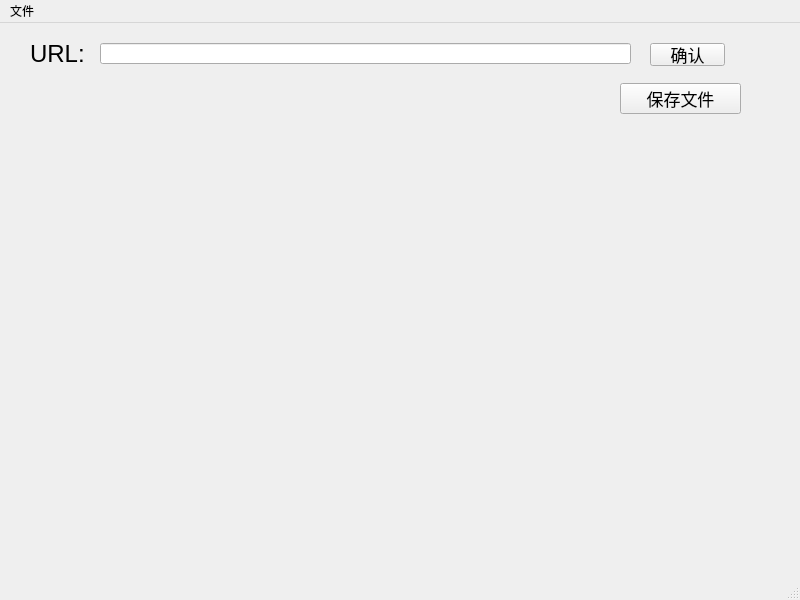
Before: the Qt Designer form GUI.ui in CAIMEOX/zhihu_spider, drawn with Qt 5.
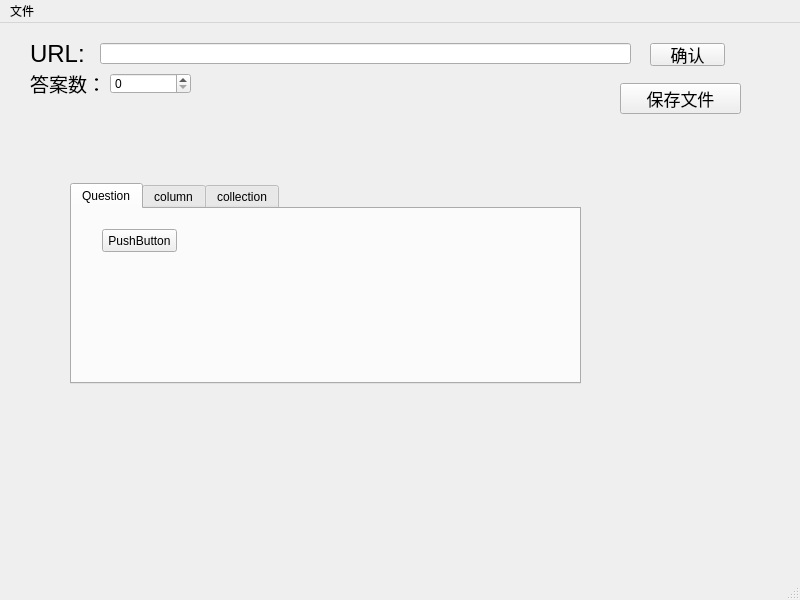
After: the same form once the commit is applied.

Commit message: 添加日志文件

The edit to the form file:
```diff
--- a/GUI.ui
+++ b/GUI.ui
@@ -83,6 +83,101 @@
      <bool>false</bool>
     </property>
    </widget>
+   <widget class="QSpinBox" name="spinBox">
+    <property name="geometry">
+     <rect>
+      <x>110</x>
+      <y>50</y>
+      <width>81</width>
+      <height>21</height>
+     </rect>
+    </property>
+   </widget>
+   <widget class="QLabel" name="label_2">
+    <property name="geometry">
+     <rect>
+      <x>30</x>
+      <y>50</y>
+      <width>71</width>
+      <height>21</height>
+     </rect>
+    </property>
+    <property name="font">
+     <font>
+      <pointsize>14</pointsize>
+     </font>
+    </property>
+    <property name="text">
+     <string>答案数：</string>
+    </property>
+   </widget>
+   <widget class="QTabWidget" name="tabWidget">
+    <property name="geometry">
+     <rect>
+      <x>70</x>
+      <y>160</y>
+      <width>511</width>
+      <height>201</height>
+     </rect>
+    </property>
+    <property name="currentIndex">
+     <number>0</number>
+    </property>
+    <widget class="QWidget" name="tab_3">
+     <attribute name="title">
+      <string>Question</string>
+     </attribute>
+     <widget class="QPushButton" name="pushButton_3">
+      <property name="geometry">
+       <rect>
+        <x>30</x>
+        <y>20</y>
+        <width>75</width>
+        <height>23</height>
+       </rect>
+      </property>
+      <property name="text">
+       <string>PushButton</string>
+      </property>
+     </widget>
+    </widget>
+    <widget class="QWidget" name="tab_4">
+     <attribute name="title">
+      <string>column</string>
+     </attribute>
+     <widget class="QPushButton" name="pushButton_4">
+      <property name="geometry">
+       <rect>
+        <x>210</x>
+        <y>20</y>
+        <width>81</width>
+        <height>23</height>
+       </rect>
+      </property>
+      <property name="text">
+       <string>PushButton</string>
+      </property>
+     </widget>
+    </widget>
+    <widget class="QWidget" name="tab_5">
+     <attribute name="title">
+      <string>collection</string>
+     </attribute>
+     <widget class="QPushButton" name="pushButton_2">
+      <property name="geometry">
+       <rect>
+        <x>290</x>
+        <y>90</y>
+        <width>75</width>
+        <height>23</height>
+       </rect>
+      </property>
+      <property name="text">
+       <string>PushButton</string>
+      </property>
+     </widget>
+    </widget>
+   </widget>
   </widget>
   <widget class="QMenuBar" name="menubar">
    <property name="geometry">
```
The commit also changes 2 other files.
